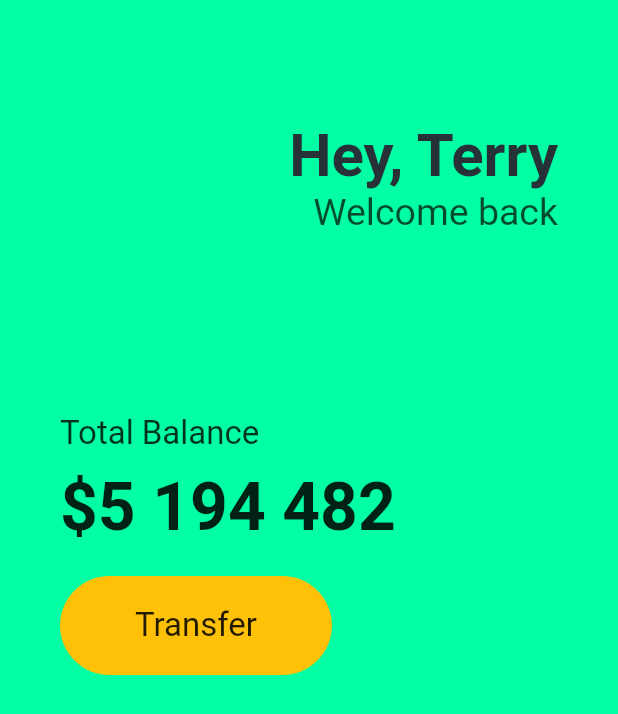
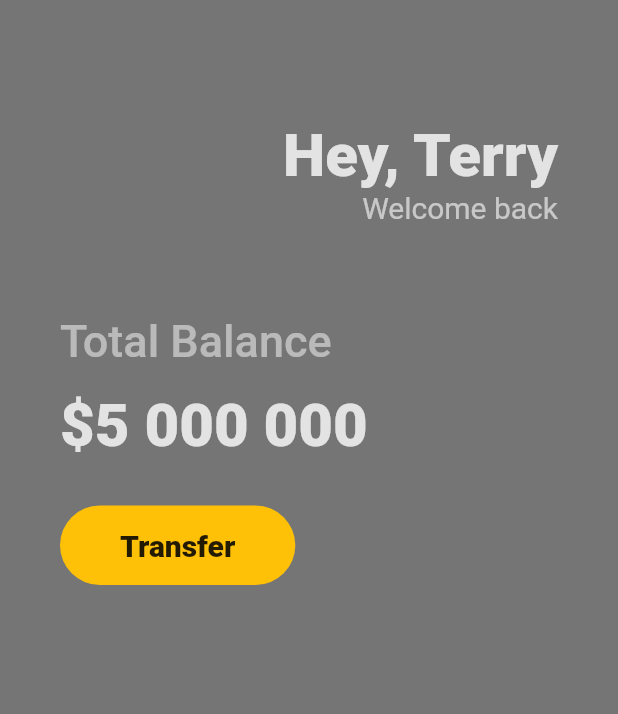
Before and after one commit to geepum/toonflix, a Flutter app: the screen it shows after launch, on a phone screen of 412 x 824 dp. Shown: the top 714 px of the screen. Run offline on Flutter 3.47's test engine with Material 2 defaults, Android fonts, the phone set to English and light mode, and no system bars.

Commit message:
update 3.2 Buttons Section

```diff
--- a/lib/main.dart
+++ b/lib/main.dart
@@ -12,86 +12,98 @@ class MyApp extends StatelessWidget {
   Widget build(BuildContext context) {
     return MaterialApp(
       home: Scaffold(
-        backgroundColor: const Color.fromARGB(255, 3, 255, 163),
+        backgroundColor: Colors.black54,
         body: Padding(
           padding: const EdgeInsets.symmetric(horizontal: 40.0),
           child: Column(
-            crossAxisAlignment: CrossAxisAlignment.start,
             children: [
+              const SizedBox(
+                height: 80.0,
+              ),
               Row(
                 mainAxisAlignment: MainAxisAlignment.end,
                 children: [
                   Column(
                     crossAxisAlignment: CrossAxisAlignment.end,
                     children: [
-                      const SizedBox(
-                        height: 80,
-                      ),
                       Text(
                         'Hey, Terry',
                         style: TextStyle(
-                          color: Colors.blueGrey.shade900,
-                          fontSize: 40.0,
-                          fontWeight: FontWeight.w600,
+                          color: Colors.white.withOpacity(0.8),
+                          fontSize: 40,
+                          fontWeight: FontWeight.w800,
                         ),
                       ),
                       Text(
                         'Welcome back',
                         style: TextStyle(
-                          color: Colors.black54.withOpacity(0.7),
-                          fontSize: 25.0,
+                          color: Colors.white.withOpacity(0.6),
+                          fontSize: 20,
+                          // fontWeight: FontWeight.w800,
                         ),
                       ),
                     ],
-                  )
+                  ),
                 ],
               ),
               const SizedBox(
-                height: 120,
+                height: 60.0,
               ),
+              Row(
+                mainAxisAlignment: MainAxisAlignment.start,
+                children: [
+                  Column(
+                    crossAxisAlignment: CrossAxisAlignment.start,
+                    children: [
                       Text(
                         'Total Balance',
                         style: TextStyle(
-                  color: Colors.black54.withOpacity(0.8),
-                  fontSize: 22,
+                          color: Colors.white.withOpacity(0.5),
+                          fontSize: 30,
+                          fontWeight: FontWeight.w500,
                         ),
                       ),
                       const SizedBox(
-                height: 10,
+                        height: 15.0,
                       ),
-              const Text(
-                '\$5 194 482',
+                      Text(
+                        '\$5 000 000',
                         style: TextStyle(
-                  color: Colors.black87,
-                  fontSize: 44,
-                  fontWeight: FontWeight.w600,
+                          color: Colors.white.withOpacity(0.8),
+                          fontSize: 40,
+                          fontWeight: FontWeight.w800,
                         ),
                       ),
                       const SizedBox(
-                height: 20,
+                        height: 30.0,
                       ),
                       Row(
                         children: [
                           Container(
                             decoration: BoxDecoration(
-                      color: Colors.amber,
-                      borderRadius: BorderRadius.circular(45.0),
+                              borderRadius: BorderRadius.circular(40.0),
+                              color: Colors.amber.shade500,
                             ),
                             child: const Padding(
                               padding: EdgeInsets.symmetric(
-                        horizontal: 50.0,
-                        vertical: 20.0,
+                                vertical: 15.0,
+                                horizontal: 40.0,
                               ),
                               child: Text(
                                 'Transfer',
                                 style: TextStyle(
-                          fontSize: 22.0,
+                                  fontSize: 20.0,
+                                  fontWeight: FontWeight.w800,
                                 ),
                               ),
                             ),
-                  )
+                          ),
                         ],
-              )
+                      ),
+                    ],
+                  ),
+                ],
+              ),
             ],
           ),
         ),
```
Lines whose indentation alone changed are shown as unchanged.
